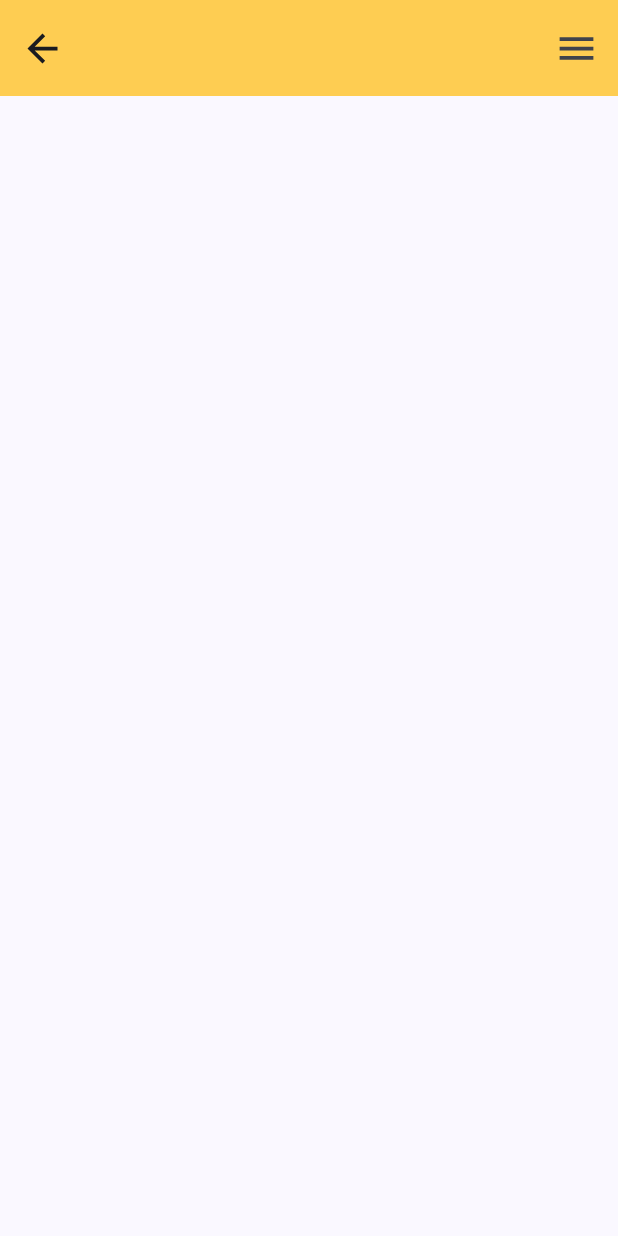
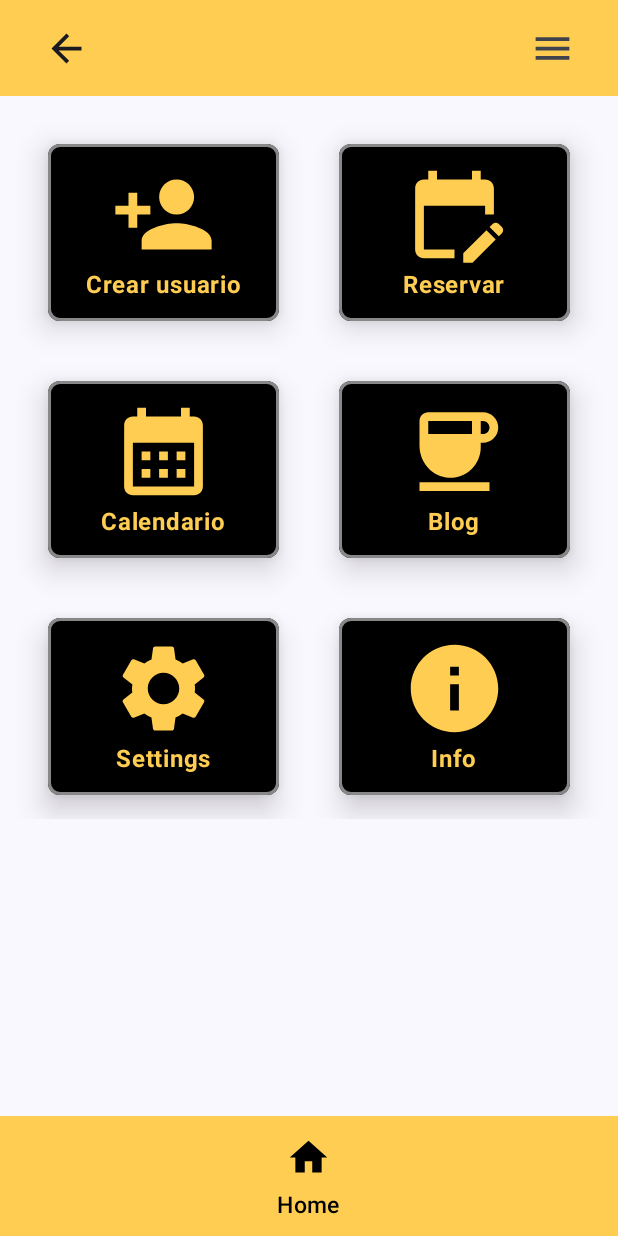
Before and after one commit to sebasdelalv340/Proyecto_app, an Android app built with Jetpack Compose: the composable Menu called with empty values, on a phone screen of 412 x 824 dp. Run offline under Robolectric (Android 15) with nearby library versions, the phone set to English and light mode, and no system bars.

Commit message:
Terminado, si da tiempo hacer registro

```diff
--- /dev/null
+++ b/app/src/main/java/com/example/proyecto_app/model/Opcion.kt
@@ -0,0 +1,10 @@
+package com.example.proyecto_app.model
+
+import androidx.compose.ui.graphics.vector.ImageVector
+
+data class Opcion(
+    val icono: ImageVector,
+    val texto: String,
+    val descripcion: String
+) {
+}
--- a/app/src/main/java/com/example/proyecto_app/screen/menu/CardMenu.kt
+++ b/app/src/main/java/com/example/proyecto_app/screen/menu/CardMenu.kt
@@ -1,28 +1,46 @@
 package com.example.proyecto_app.screen.menu
 
 import androidx.compose.foundation.BorderStroke
+import androidx.compose.foundation.clickable
+import androidx.compose.foundation.layout.Arrangement
+import androidx.compose.foundation.layout.Column
+import androidx.compose.foundation.layout.fillMaxSize
+import androidx.compose.foundation.layout.fillMaxWidth
 import androidx.compose.foundation.layout.padding
 import androidx.compose.foundation.layout.size
+import androidx.compose.foundation.lazy.grid.GridCells
+import androidx.compose.foundation.lazy.grid.LazyVerticalGrid
+import androidx.compose.foundation.lazy.grid.items
 import androidx.compose.material.icons.Icons
+import androidx.compose.material.icons.automirrored.filled.Subject
+import androidx.compose.material.icons.filled.CalendarMonth
+import androidx.compose.material.icons.filled.Coffee
+import androidx.compose.material.icons.filled.EditCalendar
+import androidx.compose.material.icons.filled.Info
+import androidx.compose.material.icons.filled.PersonAdd
+import androidx.compose.material.icons.filled.Settings
 import androidx.compose.material3.Card
 import androidx.compose.material3.CardDefaults
 import androidx.compose.material3.Icon
-import androidx.compose.material3.IconButton
 import androidx.compose.material3.MaterialTheme
+import androidx.compose.material3.Text
 import androidx.compose.runtime.Composable
+import androidx.compose.ui.Alignment
 import androidx.compose.ui.Modifier
 import androidx.compose.ui.graphics.Color
-import androidx.compose.ui.graphics.vector.ImageVector
-import androidx.compose.ui.unit.Dp
+import androidx.compose.ui.text.font.FontWeight
 import androidx.compose.ui.unit.dp
+import androidx.navigation.NavController
+import com.example.proyecto_app.model.Opcion
 import com.example.proyecto_app.ui.theme.Orange
 
 @Composable
-fun CardMenu(icono: ImageVector, descripcion: String, dp: Dp){
+fun CardOpcion(opcion: Opcion){
     Card(
         modifier = Modifier
-            .size(50.dp, 50.dp)
-            .padding(16.dp),
+            .size(150.dp)
+            .padding(16.dp)
+            .clickable {  },
         elevation = CardDefaults.cardElevation(12.dp),
         colors = CardDefaults.cardColors(
             containerColor = Color.Black,
@@ -31,14 +49,50 @@ fun CardMenu(icono: ImageVector, descripcion: String, dp: Dp){
         border = BorderStroke(2.dp, Color.Gray),
         shape = MaterialTheme.shapes.small
         ){
-        IconButton(
-            onClick = {}
+        Column(
+            modifier = Modifier.fillMaxSize(),
+            verticalArrangement = Arrangement.Center,
+            horizontalAlignment = Alignment.CenterHorizontally
         ) {
             Icon(
-                imageVector = icono,
-                contentDescription = descripcion,
-                Modifier.size(dp)
+                imageVector = opcion.icono,
+                contentDescription = opcion.descripcion,
+                modifier = Modifier
+                    .size(70.dp)
+            )
+            Text(
+                text= opcion.texto,
+                fontWeight = FontWeight.Bold
             )
         }
     }
 }
+
+@Composable
+fun OpcionesGridView(navController: NavController){
+
+    LazyVerticalGrid(
+        modifier = Modifier.padding(16.dp),
+        columns = GridCells.Fixed(2),
+        verticalArrangement = Arrangement.spacedBy(8.dp),
+        horizontalArrangement = Arrangement.spacedBy(8.dp),
+        content = {
+            items(getOpciones()){ opcion ->
+                CardOpcion(opcion)
+            }
+        }
+    )
+}
+
+
+fun getOpciones(): List<Opcion> {
+    val listaOpciones = listOf(
+        Opcion(Icons.Filled.PersonAdd, "Crear usuario", "Registrar de usuario"),
+        Opcion(Icons.Filled.EditCalendar, "Reservar", "Reservar una clase"),
+        Opcion(Icons.Filled.CalendarMonth, "Calendario", "Ver calendario"),
+        Opcion(Icons.Filled.Coffee, "Blog", "Acceder al blog"),
+        Opcion(Icons.Filled.Settings, "Settings", "Acceder a los ajustes"),
+        Opcion(Icons.Filled.Info, "Info", "Contactar con nosotros")
+    )
+    return listaOpciones
+}
--- /dev/null
+++ b/app/src/main/java/com/example/proyecto_app/screen/menu/FooterMenu.kt
@@ -0,0 +1,45 @@
+package com.example.proyecto_app.screen.menu
+
+import androidx.compose.foundation.layout.size
+import androidx.compose.material.icons.Icons
+import androidx.compose.material.icons.filled.Home
+import androidx.compose.material3.Icon
+import androidx.compose.material3.NavigationBar
+import androidx.compose.material3.NavigationBarItem
+import androidx.compose.material3.NavigationBarItemDefaults
+import androidx.compose.material3.Text
+import androidx.compose.runtime.Composable
+import androidx.compose.ui.Modifier
+import androidx.compose.ui.graphics.Color
+import androidx.compose.ui.unit.dp
+import androidx.compose.ui.unit.sp
+import androidx.navigation.NavController
+import com.example.proyecto_app.ui.theme.Orange
+
+@Composable
+fun FooterMenu(navController: NavController){
+    NavigationBar(containerColor = Orange) {
+        NavigationBarItem(
+            selected = true,
+            onClick = {navController.navigate("Login")},
+            colors = NavigationBarItemDefaults.colors(
+                indicatorColor = Orange,
+                selectedIconColor = Color.Black,
+                selectedTextColor = Color.Black
+            ),
+            icon = {
+                Icon(
+                    imageVector = Icons.Default.Home,
+                    contentDescription = "home",
+                    modifier = Modifier.size(30.dp)
+                )
+            },
+            label = {
+                Text(
+                    text="Home",
+                    fontSize = 15.sp
+                    )
+            }
+        )
+    }
+}
--- a/app/src/main/java/com/example/proyecto_app/screen/menu/HeaderMenu.kt
+++ b/app/src/main/java/com/example/proyecto_app/screen/menu/HeaderMenu.kt
@@ -3,6 +3,7 @@ package com.example.proyecto_app.screen.menu
 import androidx.compose.foundation.layout.Arrangement
 import androidx.compose.foundation.layout.Row
 import androidx.compose.foundation.layout.fillMaxWidth
+import androidx.compose.foundation.layout.padding
 import androidx.compose.foundation.layout.size
 import androidx.compose.material.icons.Icons
 import androidx.compose.material.icons.automirrored.filled.ArrowBack
@@ -55,7 +56,8 @@ fun HeaderMenu(navController: NavController, texto: String) {
 @Composable
 fun IconoBack(navController: NavController) {
     IconButton(
-        onClick = { navController.popBackStack() }
+        onClick = { navController.popBackStack() },
+        modifier = Modifier.padding(16.dp)
     ) {
         Icon(
             imageVector = Icons.AutoMirrored.Filled.ArrowBack,
@@ -69,7 +71,8 @@ fun IconoBack(navController: NavController) {
 @Composable
 fun IconoBurguer(navController: NavController) {
     IconButton(
-        onClick = {}
+        onClick = {},
+        modifier = Modifier.padding(16.dp)
     ) {
         Icon(
             imageVector = Icons.Default.Menu,
--- a/app/src/main/java/com/example/proyecto_app/screen/menu/MenuScreen.kt
+++ b/app/src/main/java/com/example/proyecto_app/screen/menu/MenuScreen.kt
@@ -1,10 +1,12 @@
 package com.example.proyecto_app.screen.menu
 
+import androidx.compose.foundation.layout.Box
 import androidx.compose.foundation.layout.Column
 import androidx.compose.foundation.layout.fillMaxSize
 import androidx.compose.foundation.layout.padding
 import androidx.compose.material3.Scaffold
 import androidx.compose.runtime.Composable
+import androidx.compose.ui.Alignment
 import androidx.compose.ui.Modifier
 import androidx.navigation.NavController
 
@@ -20,6 +22,10 @@ fun Menu(navController: NavController, texto: String){
         Column(modifier = Modifier.padding(innerPadding))
         {
             HeaderMenu(navController, texto)
+            OpcionesGridView(navController)
+            Box(Modifier.fillMaxSize(), contentAlignment = Alignment.BottomCenter) {
+                FooterMenu(navController)
+            }
         }
     }
 }
```
